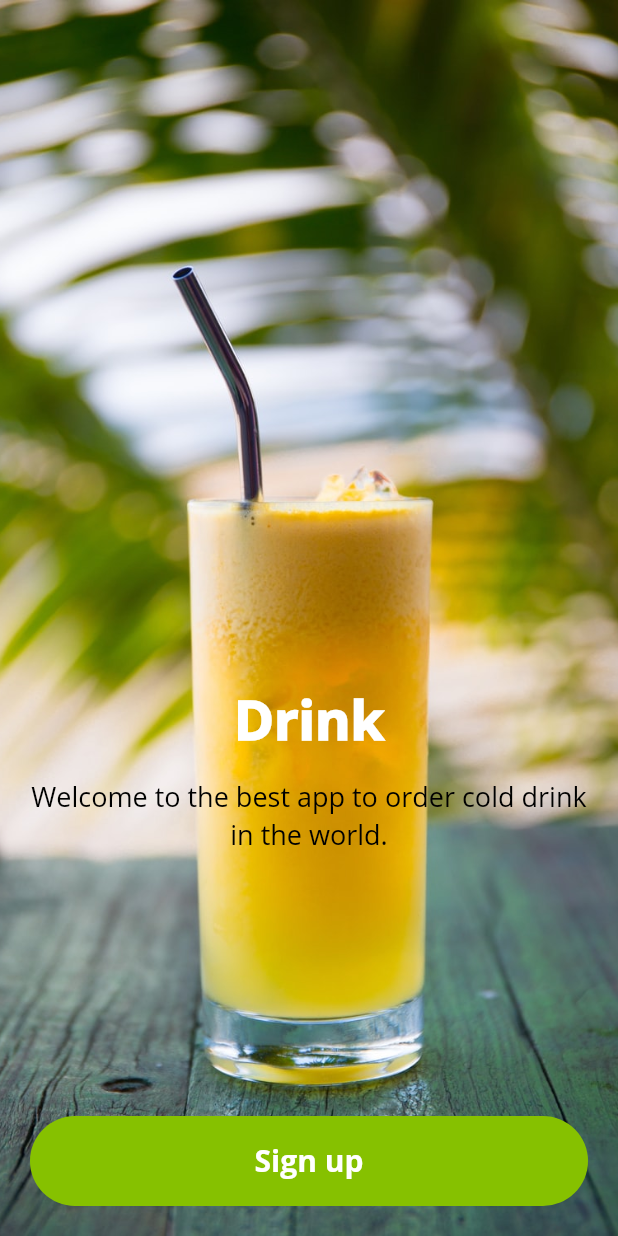
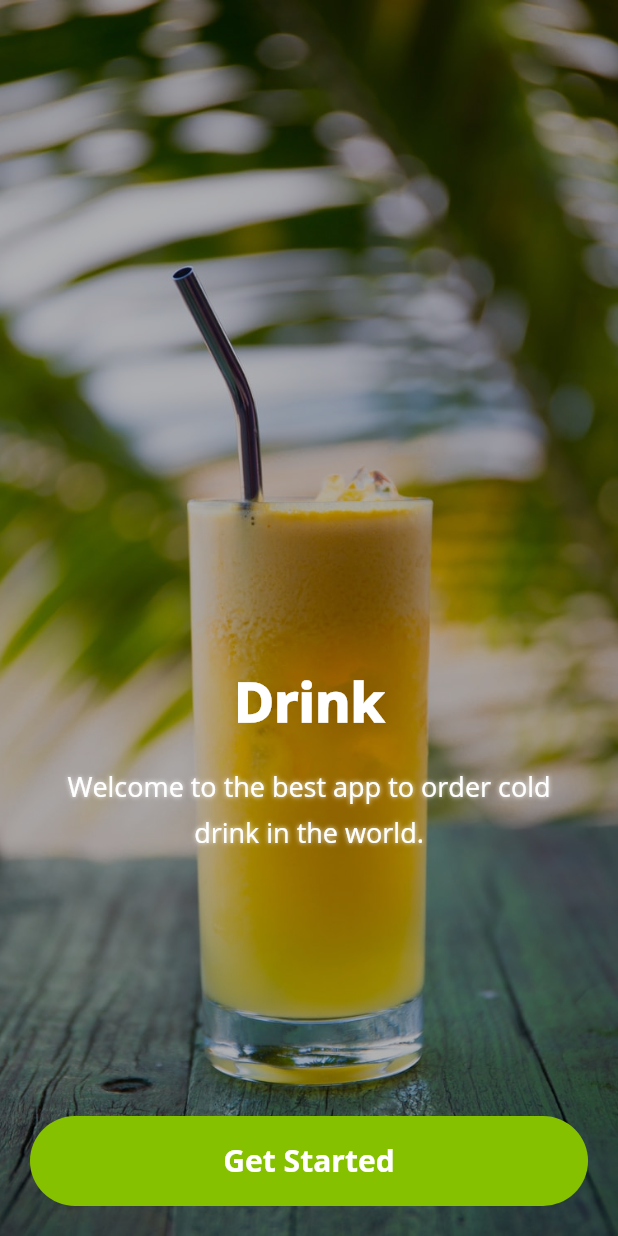
Before and after one commit to sodipto/flutter-drink-delivery-app, a Flutter app: the screen it shows after launch, on a phone screen of 412 x 824 dp. Run offline on Flutter 3.47's test engine with Material 2 defaults, Android fonts, the phone set to English and light mode, and no system bars; our stand-ins replace carousel_slider, flutter_svg, google_maps_flutter, page_transition.

Commit message:
auth-page

```diff
--- a/lib/pages/authPages/auth-page.dart
+++ b/lib/pages/authPages/auth-page.dart
@@ -21,8 +21,10 @@ class _AuthPageState extends State<AuthPage> {
             width: size.width,
             decoration: BoxDecoration(
                 image: DecorationImage(
+                    colorFilter: new ColorFilter.mode(Colors.black.withOpacity(0.3), BlendMode.srcOver),
                     image: AssetImage('assets/images/2.jpg'),
-                    fit: BoxFit.fitHeight)),
+                    fit: BoxFit.fitHeight)
+            ),
             child: Padding(
               padding: EdgeInsets.only(
                   top: MediaQuery.of(context).padding.top,
@@ -38,13 +40,26 @@ class _AuthPageState extends State<AuthPage> {
                           color:  Colors.white,
                           fontWeight: FontWeight.w900)),
                   SizedBox(height: 15),
-                  Text(
-                      'Welcome to the best app to order cold drink in the world.',
-                      textAlign: TextAlign.center,
-                      style: TextStyle(
-                          color: Colors.black,
-                          fontSize: 18,
-                          fontWeight: FontWeight.w500)),
+                  Padding(
+                    padding:  EdgeInsets.only(left:10,right: 10),
+                    child: Text(
+                        'Welcome to the best app to order cold drink in the world.',
+                        textAlign: TextAlign.center,
+                        style: TextStyle(
+                            color: Colors.white,
+                            fontSize: 18,
+                            fontWeight: FontWeight.w500,
+                            height: 1.7,
+                            shadows: <Shadow>[
+                              Shadow(
+                                offset: Offset(0.0, 0.0),
+                                blurRadius: 4.0,
+                                color: Colors.white
+                              ),
+                            ],
+                        )
+                    ),
+                  ),
                   SizedBox(height: 10),
                   Container(
                     margin: EdgeInsets.only(top: size.height * 0.20),
@@ -61,7 +76,7 @@ class _AuthPageState extends State<AuthPage> {
                         Navigator.pushNamed(context, '/login');
                       },
                       child: Text(
-                        "Sign up",
+                        "Get Started",
                         style: TextStyle(
                             fontSize: 20.0,
                             fontWeight: FontWeight.bold
```
